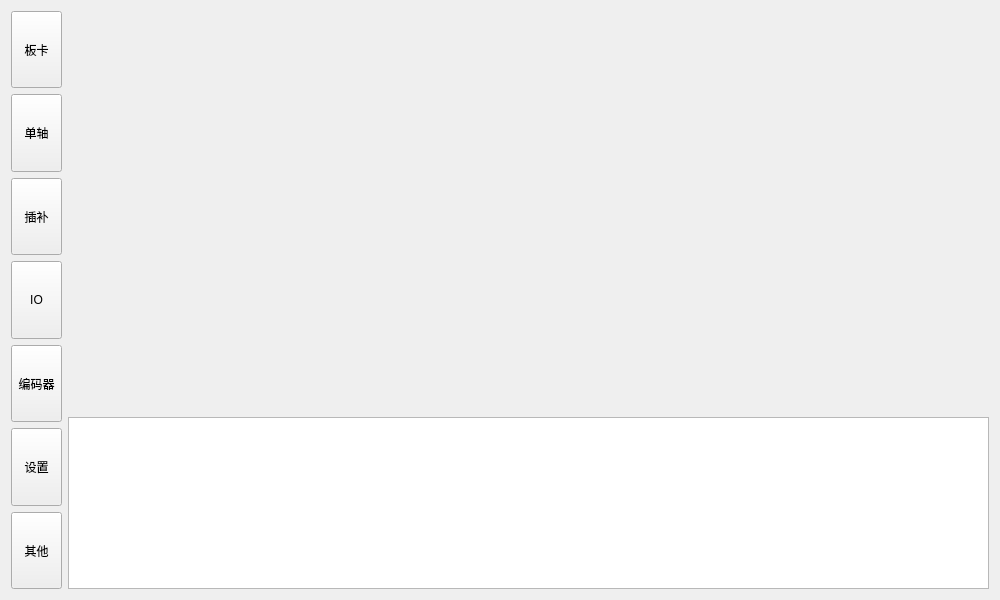
Qt form GTSSimpleController/Widget/GTSControllerWidget.ui (whisper512/GTS) before a commit.
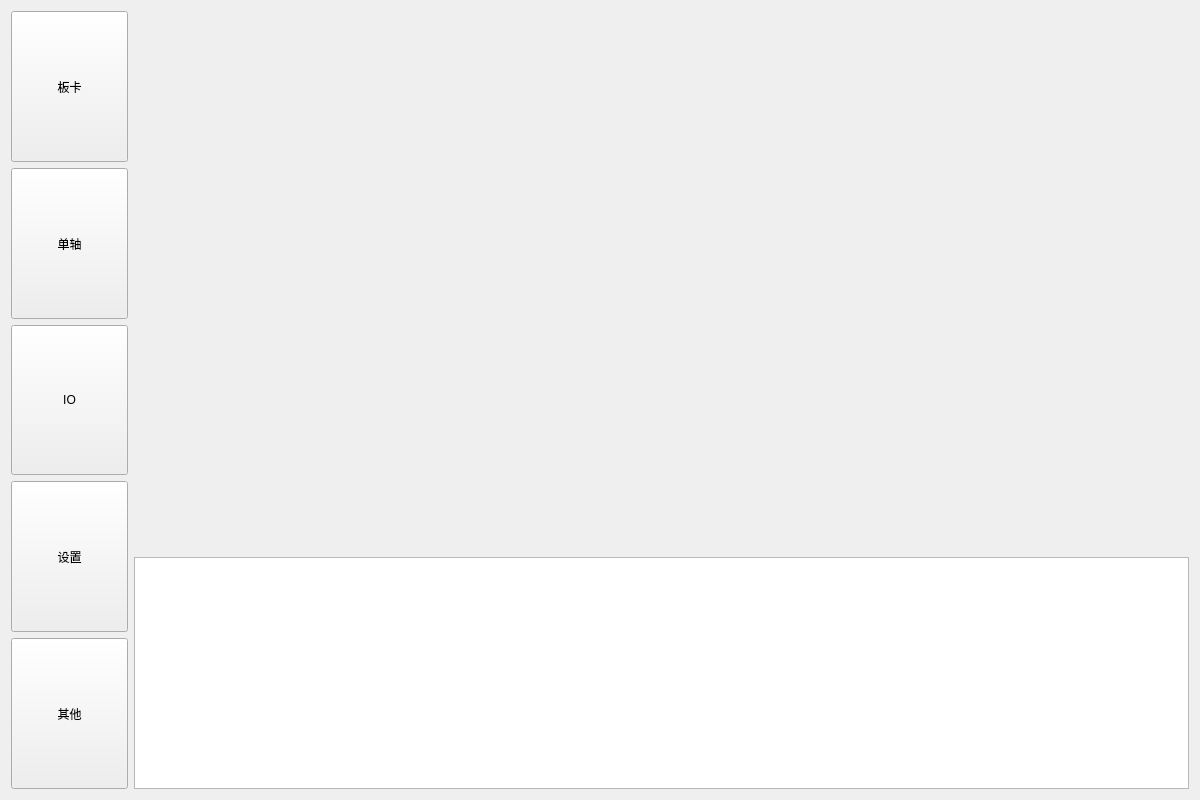
The same form after that commit.

What changed in the file:
```diff
--- a/GTSSimpleController/Widget/GTSControllerWidget.ui
+++ b/GTSSimpleController/Widget/GTSControllerWidget.ui
@@ -6,14 +6,14 @@
    <rect>
     <x>0</x>
     <y>0</y>
-    <width>1000</width>
-    <height>600</height>
+    <width>1200</width>
+    <height>800</height>
    </rect>
   </property>
   <property name="windowTitle">
    <string>GTSControllerWidget</string>
   </property>
-  <layout class="QHBoxLayout" name="horizontalLayout">
+  <layout class="QHBoxLayout" name="horizontalLayout" stretch="1,9">
    <item>
     <layout class="QVBoxLayout" name="verticalLayout">
      <item>
@@ -45,19 +45,6 @@
        </property>
       </widget>
      </item>
-     <item>
-      <widget class="QToolButton" name="toolButton_Interpolation">
-       <property name="sizePolicy">
-        <sizepolicy hsizetype="Preferred" vsizetype="Preferred">
-         <horstretch>0</horstretch>
-         <verstretch>0</verstretch>
-        </sizepolicy>
-       </property>
-       <property name="text">
-        <string>插补</string>
-       </property>
-      </widget>
-     </item>
      <item>
       <widget class="QToolButton" name="toolButton_IO">
        <property name="sizePolicy">
@@ -71,19 +58,6 @@
        </property>
       </widget>
      </item>
-     <item>
-      <widget class="QToolButton" name="toolButton_Feedback">
-       <property name="sizePolicy">
-        <sizepolicy hsizetype="Preferred" vsizetype="Preferred">
-         <horstretch>0</horstretch>
-         <verstretch>0</verstretch>
-        </sizepolicy>
-       </property>
-       <property name="text">
-        <string>编码器</string>
-       </property>
-      </widget>
-     </item>
      <item>
       <widget class="QToolButton" name="toolButton_Config">
        <property name="sizePolicy">
```
Left out of the diff: 2 changed lines with no effect on the pictures.
